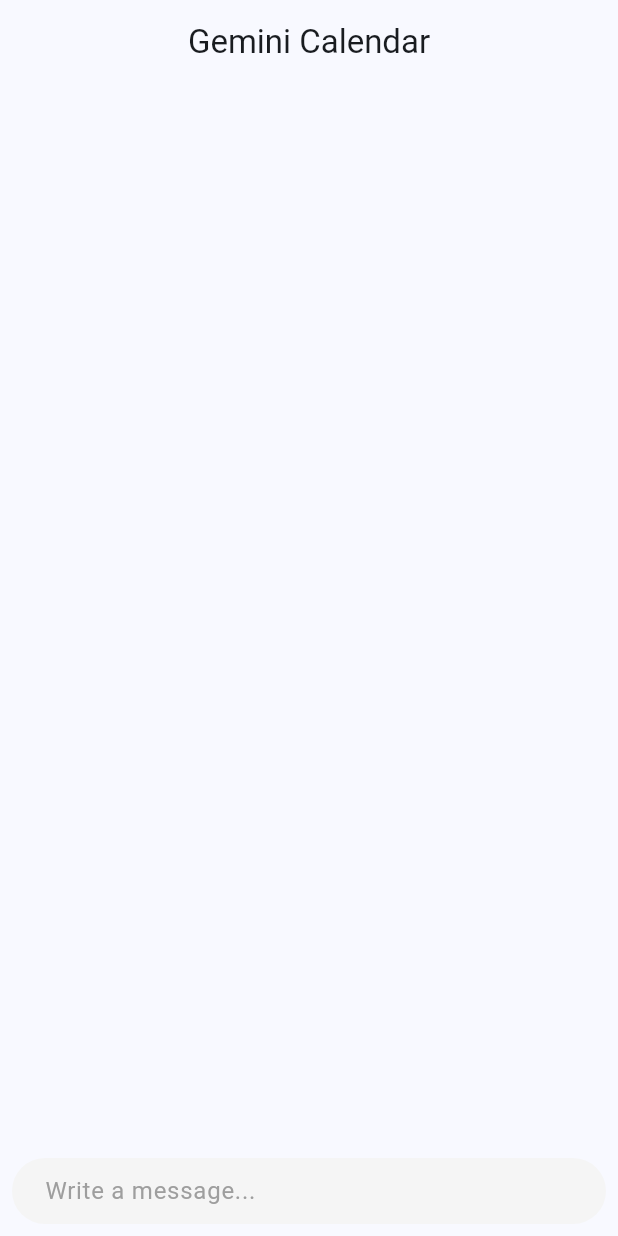
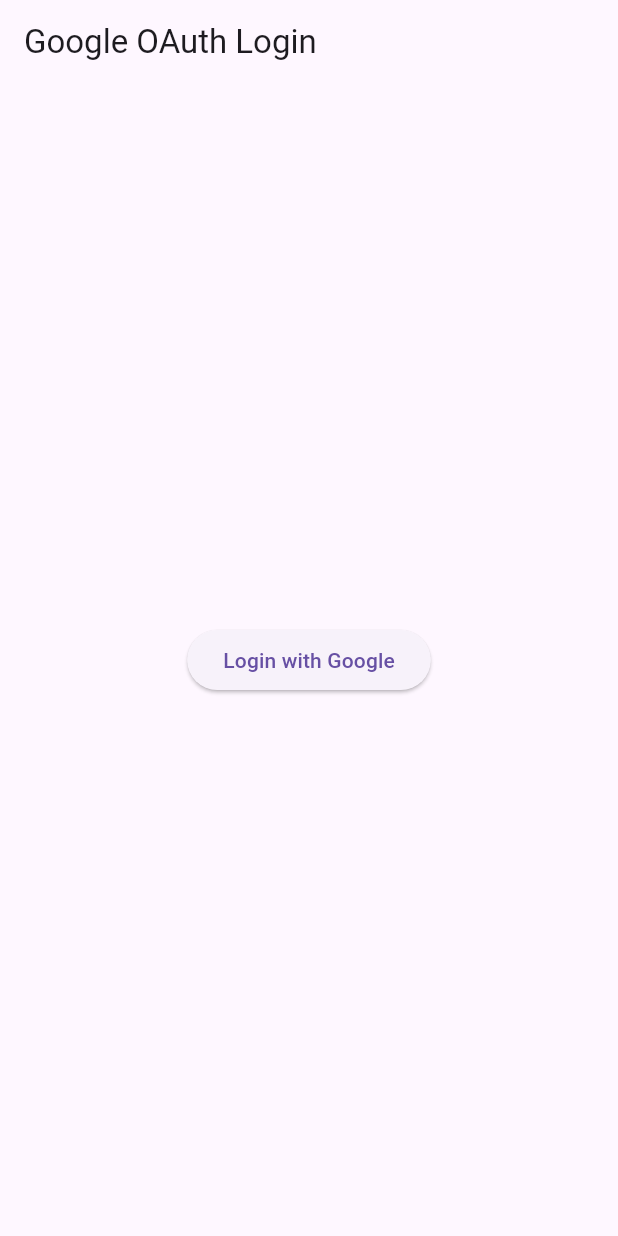
Before and after one commit to harshitspakhariya/calendar_gemini, a Flutter app: the screen it shows after launch, on a phone screen of 412 x 824 dp. Run offline on Flutter 3.47's test engine with Material 3 defaults, Android fonts, the phone set to English and light mode, and no system bars; drawn by our look-alikes of dash_chat_2; our stand-ins replace google_generative_ai, google_sign_in, googleapis_auth; missing offline and left inert: googleapis.

```diff
--- a/lib/main.dart
+++ b/lib/main.dart
@@ -1,22 +1,60 @@
-import 'package:calendar_gemini/pages/home_page.dart';
 import 'package:flutter/material.dart';
+import 'package:google_sign_in/google_sign_in.dart';
+import 'pages/home_page.dart'; // Your existing HomePage
+import 'oauth/google_auth_service.dart'; // Google OAuth Service
+import 'oauth/google_calendar_service.dart'; // Google Calendar Service
+
 void main() {
-  runApp(const MyApp());
+  runApp(MyApp());
 }
 
 class MyApp extends StatelessWidget {
-  const MyApp({super.key});
-
-  // This widget is the root of your application.
   @override
   Widget build(BuildContext context) {
     return MaterialApp(
       title: 'Gemini Calendar Scheduler',
       theme: ThemeData(
-        colorScheme: ColorScheme.fromSeed(seedColor: Colors.blue),
-        useMaterial3: true,
+        primarySwatch: Colors.blue,
       ),
-      home: const HomePage(),
+      home: LoginScreen(), // Start with the login screen
     );
   }
 }
+
+class LoginScreen extends StatefulWidget {
+  @override
+  _LoginScreenState createState() => _LoginScreenState();
+}
+
+class _LoginScreenState extends State<LoginScreen> {
+  final GoogleAuthService _googleAuthService = GoogleAuthService();
+
+  Future<void> _login() async {
+    try {
+      bool loggedIn = await _googleAuthService.signInWithGoogle();
+      if (loggedIn) {
+        Navigator.pushReplacement(
+          context,
+          MaterialPageRoute(builder: (context) => HomePage()),
+        );
+      } else {
+        print("Login failed");
+      }
+    } catch (e) {
+      print("Error logging in: $e");
+    }
+  }
+
+  @override
+  Widget build(BuildContext context) {
+    return Scaffold(
+      appBar: AppBar(title: Text("Google OAuth Login")),
+      body: Center(
+        child: ElevatedButton(
+          onPressed: _login,
+          child: Text("Login with Google"),
+        ),
+      ),
+    );
+  }
+}
--- a/pubspec.yaml
+++ b/pubspec.yaml
@@ -38,10 +38,10 @@
   dash_chat_2: ^0.0.21
   google_generative_ai: ^0.4.6
   googleapis: ^13.2.0
+  googleapis_auth: ^1.6.0
   google_sign_in: ^6.2.1
   http: ^1.2.2
   flutter_web_auth_2: ^4.0.1
-  googleapis_auth: ^1.6.0
 
 dev_dependencies:
   flutter_test:
```
Also changed, not shown: lib/oauth/google_auth_service.dart (+16 -24 lines), lib/oauth/google_calendar_service.dart (+24 -47 lines), lib/pages/home_page.dart (+56 -28 lines).
